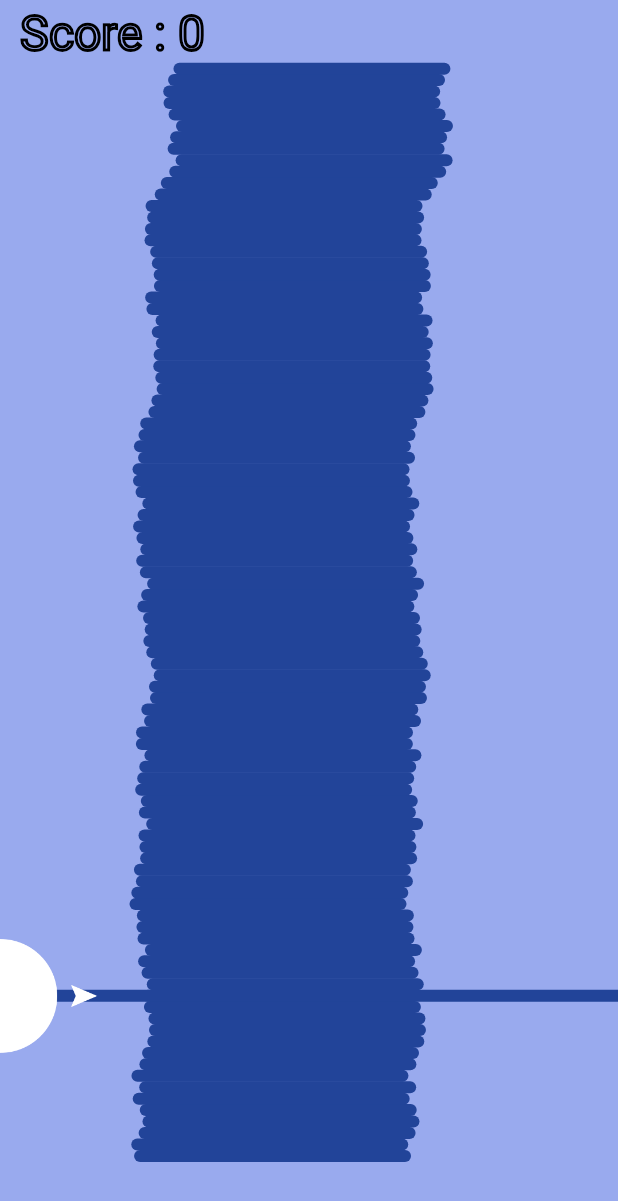
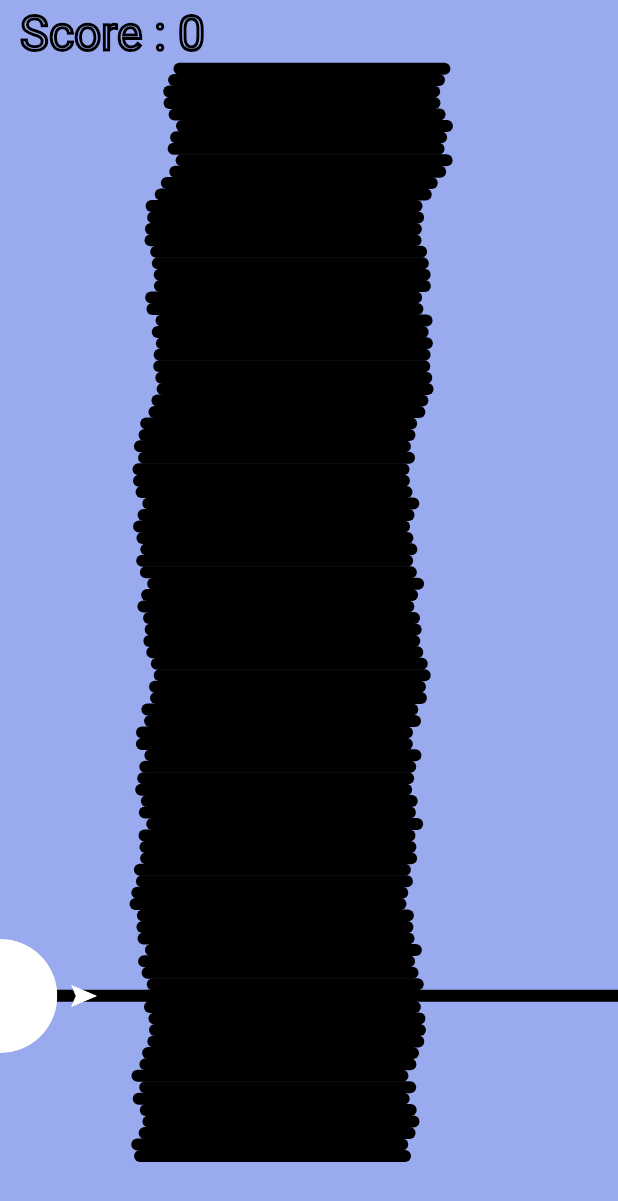
Before and after one commit to VincentDubois/musicgame, an Android app: the screen it shows after launch (MainActivity), on a phone screen of 412 x 824 dp. Shown: the top 1201 px of the screen. Run offline under Robolectric (Android 15) with nearby library versions, the phone set to English and light mode, and no system bars.

Commit message:
Travail sur les murs, changement couleur

```diff
--- a/app/src/main/java/fr/univartois/iutlens/mmi/web2/musicgame/GameView.java
+++ b/app/src/main/java/fr/univartois/iutlens/mmi/web2/musicgame/GameView.java
@@ -90,7 +90,7 @@ public class GameView extends View implements View.OnTouchListener {
         // Caractéristiques des bords
         wallPaint = new Paint();
         wallPaint.setAntiAlias(true);
-        wallPaint.setColor(0xff224499 );
+        wallPaint.setColor(0xff000000 );
         wallPaint.setStyle(Paint.Style.STROKE);
         wallPaint.setStrokeWidth(PIXEL_SIZE+1);
         wallPaint.setStrokeCap(Paint.Cap.ROUND);
@@ -191,7 +191,7 @@ public class GameView extends View implements View.OnTouchListener {
         int i = 0;
         while (i< sprite.size()){ // On supprime les sprites touchés par le joueur
             Sprite s = sprite.elementAt(i);
-            if (s.contains(last.x,last.y,spriteSheet.h/2 - 15)){
+            if (s.contains(last.x,last.y,30)){
                 sprite.remove(i);
                 if (s instanceof Bonus){scoreNb ++;}
                 else{scoreNb --;}
```
